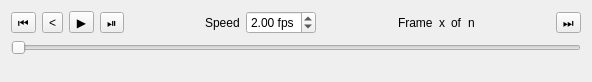
Above: src/replay.ui from hobrasoft/simul6 before the change. Below: the same form after it.
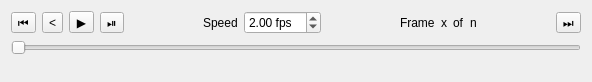
That is the form after the change.

Commit message: exe file simul6b.exe -> simul6.exe

Diff of the .ui file:
```diff
--- a/src/replay.ui
+++ b/src/replay.ui
@@ -57,7 +57,7 @@
       <double>0.100000000000000</double>
      </property>
      <property name="maximum">
-      <double>5.000000000000000</double>
+      <double>20.000000000000000</double>
      </property>
      <property name="singleStep">
       <double>0.100000000000000</double>
```
The commit also changes 1 other file.
